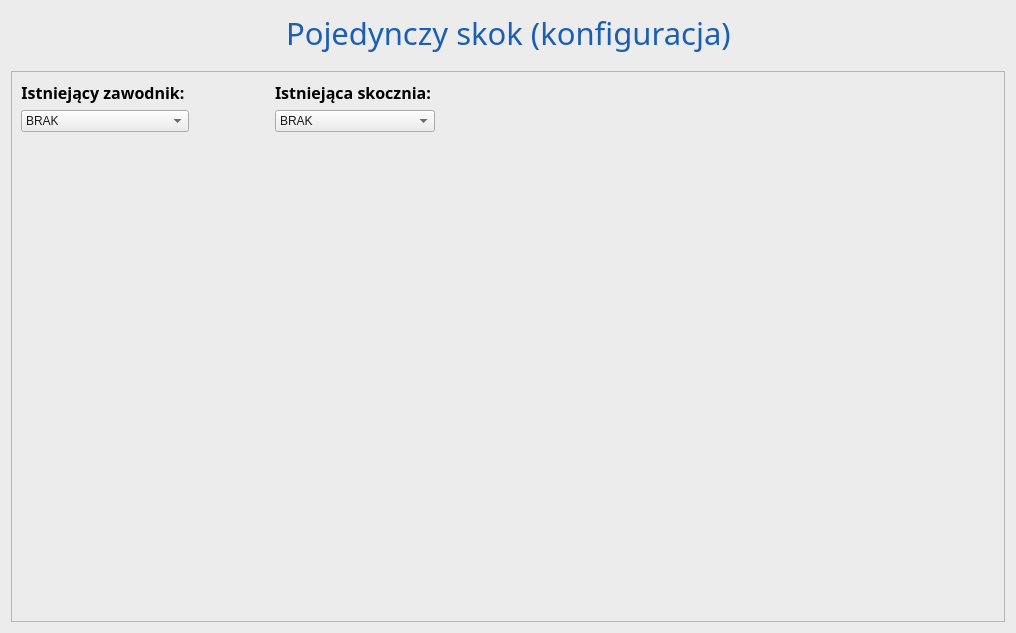
Above: UI/SingleJumps/SingleJumpsConfigWindow.ui from SiekamCebule/sj-sim before the change. Below: the same form after it.
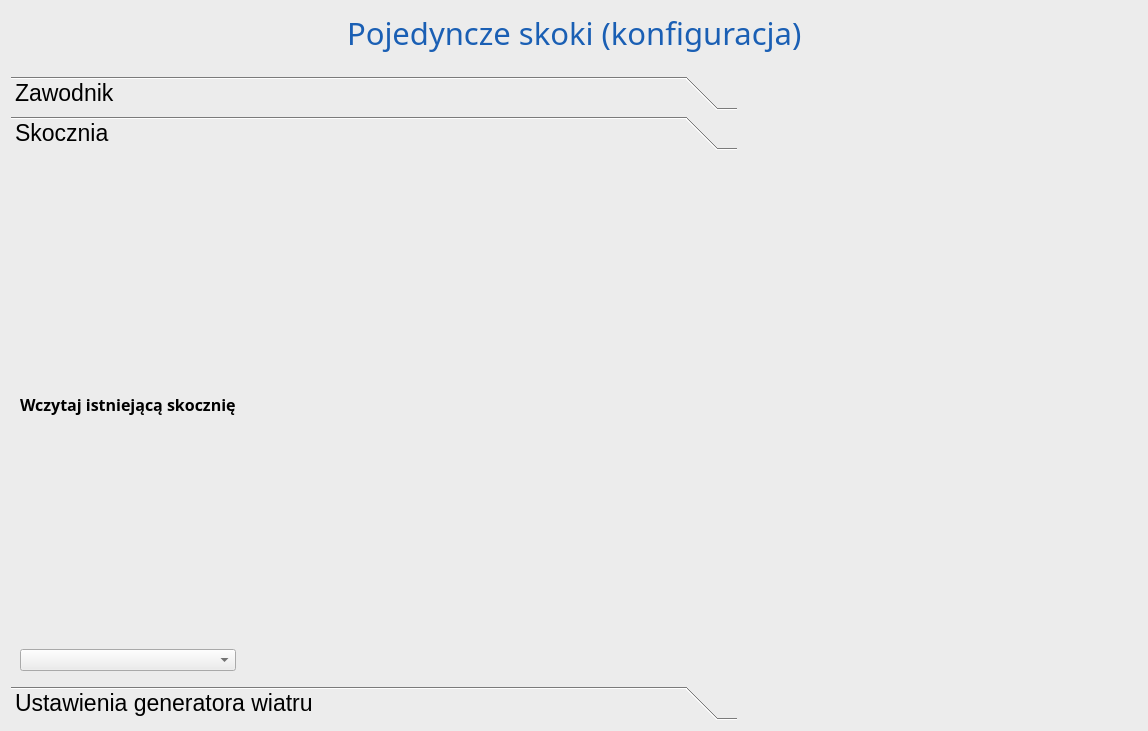
That is the form after the change. The open tabs and pages were chosen to show the change.

Commit message: Okno konfiguracji pojedynczego skoku (Wybór zawodnika, skoczni i generowanie widgetów do edycji ustawień edytora wiatru na podstawie punktu K wybranej skoczni)

What changed in the file:
```diff
--- a/UI/SingleJumps/SingleJumpsConfigWindow.ui
+++ b/UI/SingleJumps/SingleJumpsConfigWindow.ui
@@ -6,8 +6,8 @@
    <rect>
     <x>0</x>
     <y>0</y>
-    <width>1016</width>
-    <height>633</height>
+    <width>1148</width>
+    <height>731</height>
    </rect>
   </property>
   <property name="windowTitle">
@@ -47,7 +47,7 @@
 }</string>
        </property>
        <property name="text">
-        <string>Pojedynczy skok (konfiguracja)</string>
+        <string>Pojedyncze skoki (konfiguracja)</string>
        </property>
       </widget>
      </item>
@@ -67,7 +67,7 @@
     </layout>
    </item>
    <item>
-    <spacer name="verticalSpacer_3">
+    <spacer name="verticalSpacer">
      <property name="orientation">
       <enum>Qt::Vertical</enum>
      </property>
@@ -77,28 +77,41 @@
      <property name="sizeHint" stdset="0">
       <size>
        <width>20</width>
-       <height>10</height>
+       <height>15</height>
       </size>
      </property>
     </spacer>
    </item>
    <item>
-    <widget class="QScrollArea" name="scrollArea">
-     <property name="widgetResizable">
-      <bool>true</bool>
-     </property>
-     <widget class="QWidget" name="scrollAreaWidgetContents_2">
+    <layout class="QHBoxLayout" name="horizontalLayout_underTitle">
+     <item>
+      <widget class="QToolBox" name="toolBox">
+       <property name="font">
+        <font>
+         <pointsize>17</pointsize>
+        </font>
+       </property>
+       <property name="styleSheet">
+        <string notr="true">QToolBox::tab{
+	color: rgb(0, 0, 0);
+}</string>
+       </property>
+       <property name="currentIndex">
+        <number>0</number>
+       </property>
+       <widget class="QWidget" name="page_jumper">
       <property name="geometry">
        <rect>
         <x>0</x>
         <y>0</y>
-        <width>996</width>
-        <height>550</height>
-       </rect>
-      </property>
-      <layout class="QHBoxLayout" name="horizontalLayout_3">
-       <item>
-        <layout class="QHBoxLayout" name="horizontalLayout_2">
+          <width>722</width>
+          <height>523</height>
+         </rect>
+        </property>
+        <attribute name="label">
+         <string>Zawodnik</string>
+        </attribute>
+        <layout class="QVBoxLayout" name="verticalLayout_2">
          <item>
           <layout class="QHBoxLayout" name="horizontalLayout">
            <item>
@@ -115,70 +128,58 @@
                   </font>
                  </property>
                  <property name="styleSheet">
-                  <string notr="true">color: rgb(0, 0, 0);</string>
+                  <string notr="true">color: black;</string>
                  </property>
                  <property name="text">
-                  <string>Istniejący zawodnik: </string>
-                 </property>
-                 <property name="alignment">
-                  <set>Qt::AlignCenter</set>
+                  <string>Wczytaj istniejącego zawodnika</string>
                  </property>
                 </widget>
                </item>
                <item>
                 <widget class="QComboBox" name="comboBox_existingJumper">
-                 <property name="font">
-                  <font>
-                   <pointsize>9</pointsize>
-                  </font>
-                 </property>
                  <property name="styleSheet">
-                  <string notr="true">color: rgb(25, 25, 25);</string>
+                  <string notr="true">color: rgb(36, 36, 36)</string>
                  </property>
-                 <item>
-                  <property name="text">
-                   <string>BRAK</string>
-                  </property>
-                 </item>
                 </widget>
                </item>
               </layout>
              </item>
-             <item>
-              <spacer name="verticalSpacer_2">
-               <property name="orientation">
-                <enum>Qt::Vertical</enum>
-               </property>
-               <property name="sizeHint" stdset="0">
-                <size>
-                 <width>20</width>
-                 <height>40</height>
-                </size>
-               </property>
-              </spacer>
-             </item>
             </layout>
            </item>
-          </layout>
-         </item>
          <item>
-          <spacer name="horizontalSpacer">
+            <spacer name="horizontalSpacer_2">
            <property name="orientation">
             <enum>Qt::Horizontal</enum>
            </property>
-           <property name="sizeType">
-            <enum>QSizePolicy::Maximum</enum>
-           </property>
            <property name="sizeHint" stdset="0">
             <size>
-             <width>80</width>
+               <width>40</width>
              <height>20</height>
             </size>
            </property>
           </spacer>
          </item>
+          </layout>
+         </item>
+        </layout>
+       </widget>
+       <widget class="QWidget" name="page_hill">
+        <property name="geometry">
+         <rect>
+          <x>0</x>
+          <y>0</y>
+          <width>722</width>
+          <height>523</height>
+         </rect>
+        </property>
+        <attribute name="label">
+         <string>Skocznia</string>
+        </attribute>
+        <layout class="QHBoxLayout" name="horizontalLayout_3">
          <item>
-          <layout class="QVBoxLayout" name="verticalLayout_hill">
+          <layout class="QHBoxLayout" name="horizontalLayout_2">
+           <item>
+            <layout class="QVBoxLayout" name="verticalLayout_hillContent">
            <item>
             <layout class="QVBoxLayout" name="verticalLayout_existingHill">
              <item>
@@ -191,52 +192,26 @@
                 </font>
                </property>
                <property name="styleSheet">
-                <string notr="true">color: rgb(0, 0, 0);</string>
+                  <string notr="true">color: black;</string>
                </property>
                <property name="text">
-                <string>Istniejąca skocznia: </string>
-               </property>
-               <property name="alignment">
-                <set>Qt::AlignCenter</set>
+                  <string>Wczytaj istniejącą skocznię</string>
                </property>
               </widget>
              </item>
              <item>
               <widget class="QComboBox" name="comboBox_existingHill">
-               <property name="font">
-                <font>
-                 <pointsize>9</pointsize>
-                </font>
-               </property>
                <property name="styleSheet">
-                <string notr="true">color: rgb(25, 25, 25);</string>
-               </property>
-               <item>
-                <property name="text">
-                 <string>BRAK</string>
-                </property>
-               </item>
+                  <string notr="true">color: rgb(36, 36, 36)</string>
+                 </property>
               </widget>
              </item>
             </layout>
            </item>
-           <item>
-            <spacer name="verticalSpacer">
-             <property name="orientation">
-              <enum>Qt::Vertical</enum>
-             </property>
-             <property name="sizeHint" stdset="0">
-              <size>
-               <width>20</width>
-               <height>40</height>
-              </size>
-             </property>
-            </spacer>
-           </item>
           </layout>
          </item>
          <item>
-          <spacer name="horizontalSpacer_2">
+            <spacer name="horizontalSpacer_3">
            <property name="orientation">
             <enum>Qt::Horizontal</enum>
            </property>
@@ -252,7 +227,43 @@
        </item>
       </layout>
      </widget>
-    </widget>
+       <widget class="QWidget" name="page_windsGeneratorSettings">
+        <property name="geometry">
+         <rect>
+          <x>0</x>
+          <y>0</y>
+          <width>722</width>
+          <height>523</height>
+         </rect>
+        </property>
+        <attribute name="label">
+         <string>Ustawienia generatora wiatru</string>
+        </attribute>
+        <layout class="QVBoxLayout" name="verticalLayout_4">
+         <item>
+          <layout class="QVBoxLayout" name="verticalLayout_windsGeneratorSettings"/>
+         </item>
+        </layout>
+       </widget>
+      </widget>
+     </item>
+     <item>
+      <spacer name="horizontalSpacer">
+       <property name="orientation">
+        <enum>Qt::Horizontal</enum>
+       </property>
+       <property name="sizeType">
+        <enum>QSizePolicy::Maximum</enum>
+       </property>
+       <property name="sizeHint" stdset="0">
+        <size>
+         <width>400</width>
+         <height>20</height>
+        </size>
+       </property>
+      </spacer>
+     </item>
+    </layout>
    </item>
   </layout>
  </widget>
```
Left out of the diff: 4 changed lines with no effect on the pictures. Lines whose indentation alone changed are shown as unchanged. The commit also changes 28 other files.
